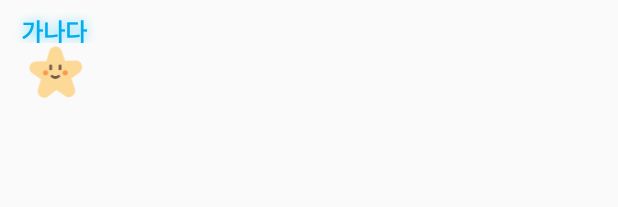
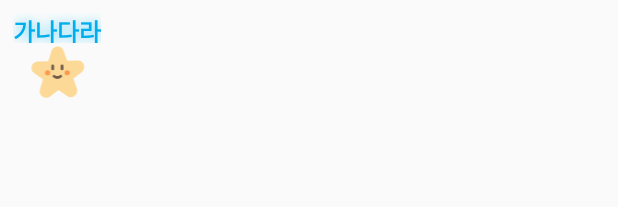
Before and after one commit to chachacha12/Flav_project, an Android app: the layout view_marker.xml on its own in the app's theme, with its tools: preview values and no code run, on a phone screen of 412 x 824 dp. Shown: the top 207 px of the screen. Run offline under Robolectric (Android 15) with nearby library versions, the phone set to English and light mode, and no system bars.

Commit message:
-googlemap bitmap marker size깨짐오류 해결

```diff
--- a/app/src/main/java/com/FLAVOR/mvp/googlemap/MapFragment.kt
+++ b/app/src/main/java/com/FLAVOR/mvp/googlemap/MapFragment.kt
@@ -200,7 +200,6 @@
                  */
             }
 
-
             textView.text = username
             //내 게시물일때와 친구 게시물일때 구분해서 다른 색상 텍스트뷰 주기위함
             if(MapContentsList[i].User.getString("kakao_id")!=Usersingleton.kakao_id) {
@@ -330,7 +329,7 @@
             view.measuredWidth,
             view.measuredHeight,
             Bitmap.Config.ARGB_8888
-        ).scale(160, 250, false)  //여기서 마커의 크기를 조절가능
+        ).scale( view.measuredWidth, view.measuredHeight, false)  //여기서 마커의 크기를 조절가능
         val canvas = Canvas(bitmap)
         view.draw(canvas)
         return bitmap
--- a/app/src/main/res/layout/view_marker.xml
+++ b/app/src/main/res/layout/view_marker.xml
@@ -9,7 +9,7 @@
 
     <TextView
         android:id="@+id/test_textView"
-        android:layout_width="55dp"
+        android:layout_width="wrap_content"
         android:layout_height="20dp"
 
         android:layout_marginStart="3dp"
```
